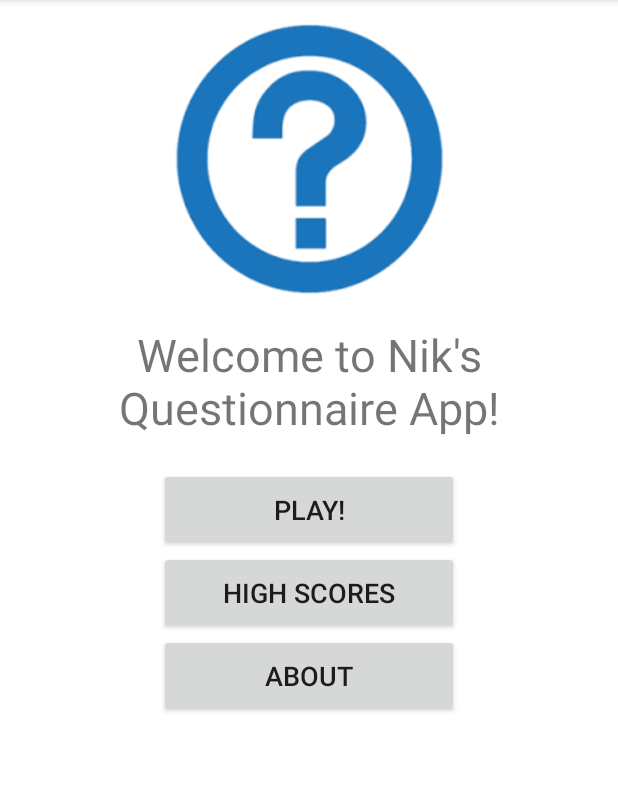
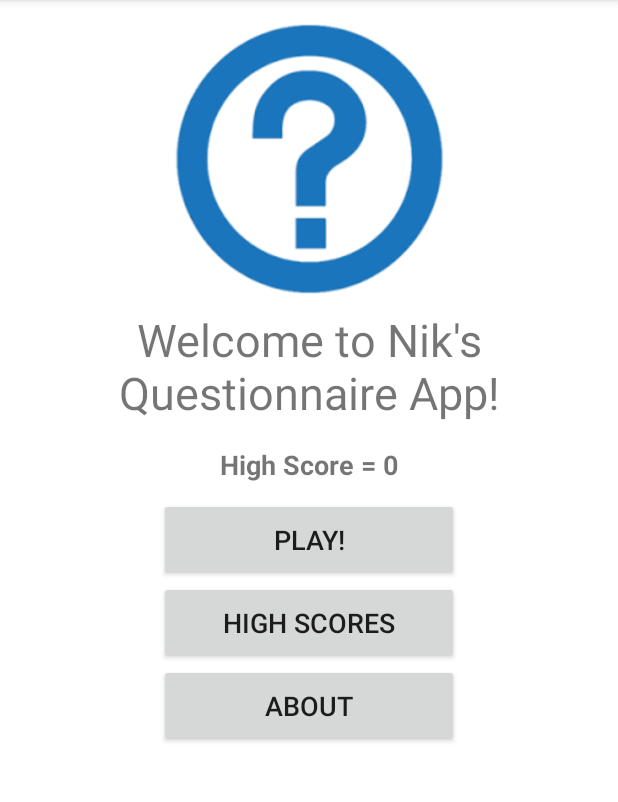
Before and after one commit to Niko88/MobileDevCourseApp, an Android app: the screen it shows after launch (IntroductionActivity), on a phone screen of 412 x 824 dp, the part 84-886 px from its top. Run offline under Robolectric (Android 15) with nearby library versions, the phone set to English and light mode, and no system bars.

Commit message:
Permanent storage
Included Page library

```diff
--- a/app/build.gradle
+++ b/app/build.gradle
@@ -24,4 +24,5 @@ dependencies {
     testCompile 'junit:junit:4.12'
     compile 'com.android.support:appcompat-v7:23.0.1'
     compile files('libs/picasso-2.5.2.jar')
+    compile 'io.paperdb:paperdb:1.0'
 }
--- a/app/src/main/res/layout/activity_introduction.xml
+++ b/app/src/main/res/layout/activity_introduction.xml
@@ -19,8 +19,16 @@
         android:layout_height="wrap_content"
         android:textSize="30dp"
         android:gravity="center"
-        android:layout_margin="20dp"
+        android:layout_margin="10dp"
         android:text="@string/welcome"/>
+    <TextView
+        android:layout_width="wrap_content"
+        android:layout_height="wrap_content"
+        android:text= "High Score = 0"
+        android:textStyle="bold"
+        android:textSize="18dp"
+        android:layout_marginTop="5dp"
+        android:layout_marginBottom="10dp"/>
     <Button
         android:layout_width="200dp"
         android:layout_height="55dp"
```
Also changed, not shown: app/src/main/java/com/example/nicholasesposito/courseapp/HighScoreObject.java (added, +19 -0 lines), app/src/main/java/com/example/nicholasesposito/courseapp/MainActivity.java (+40 -9 lines), 1 other file.
